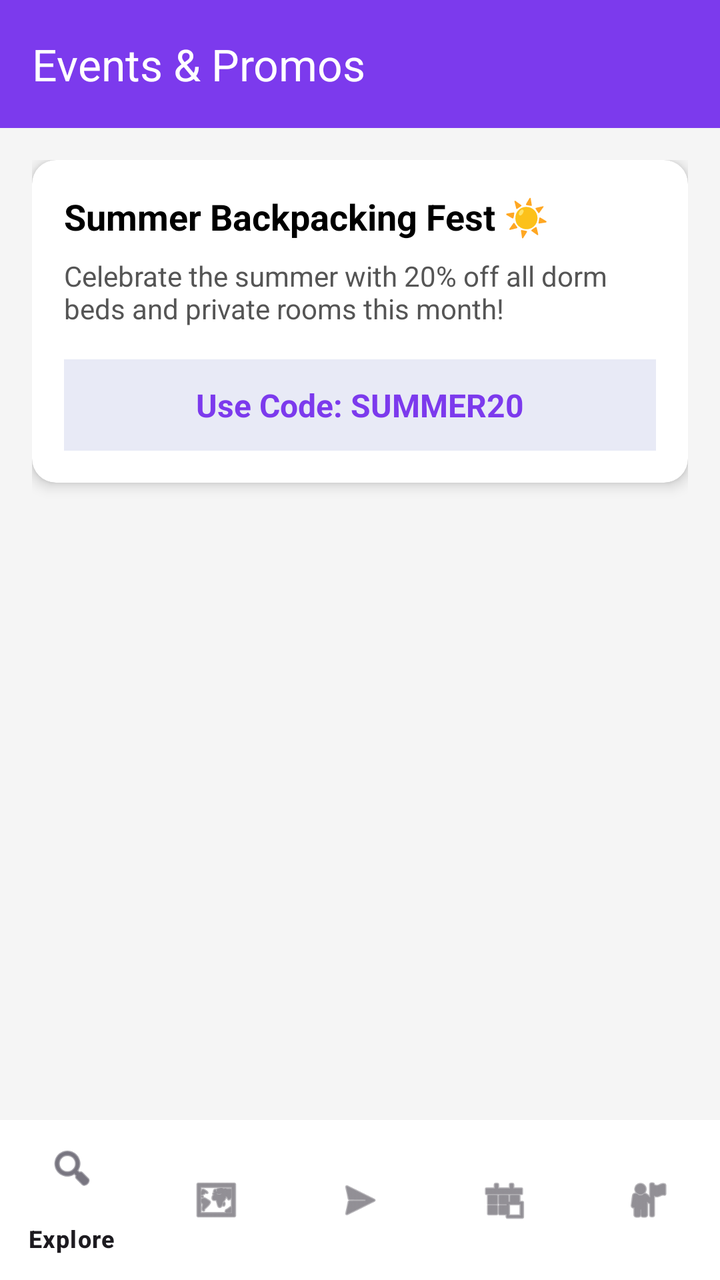
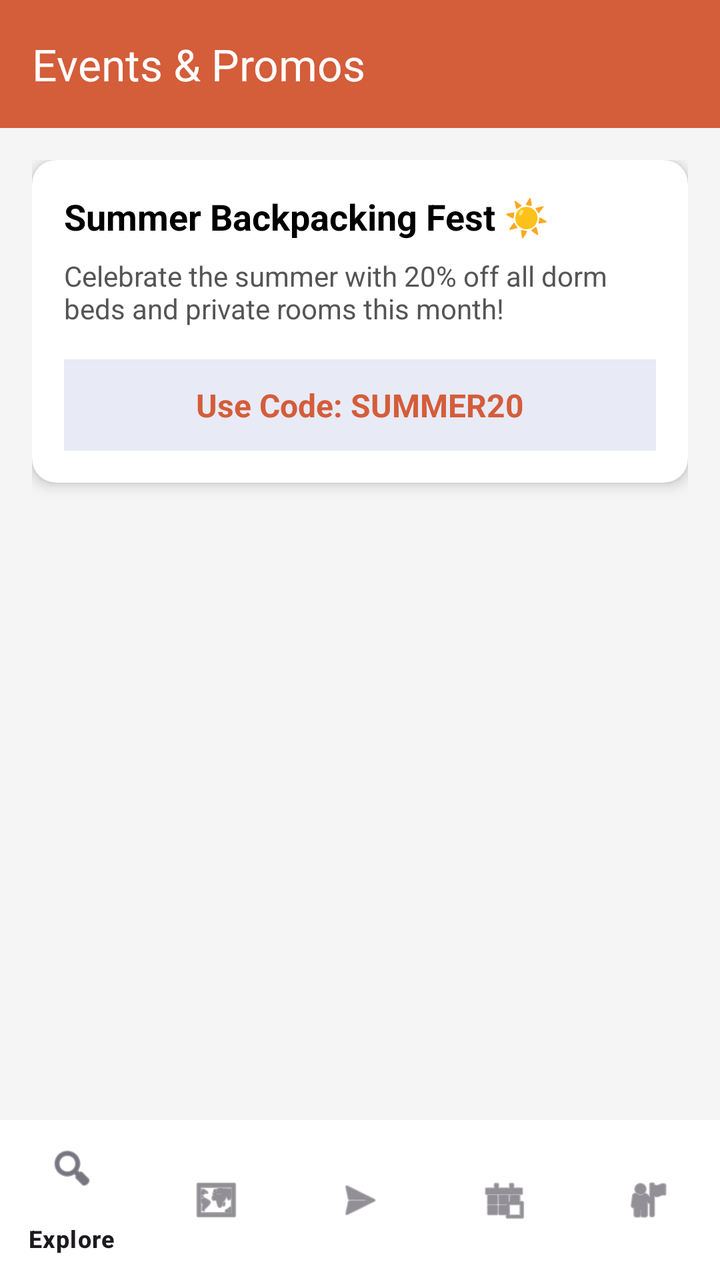

Two renders of the same Android screen: before a commit and after it. Below are the layout's source before the change and the commit's diff.
<!-- AndroidManifest.xml: application theme Theme.HostelWorld -->
<!-- res/layout/activity_events.xml -->
<?xml version="1.0" encoding="utf-8"?>
<RelativeLayout xmlns:android="http://schemas.android.com/apk/res/android"
    xmlns:app="http://schemas.android.com/apk/res-auto"
    android:layout_width="match_parent"
    android:layout_height="match_parent"
    android:background="#F5F5F5">

    <androidx.appcompat.widget.Toolbar
        android:id="@+id/toolbarEvents"
        android:layout_width="match_parent"
        android:layout_height="wrap_content"
        android:background="#7C3AED"
        app:title="Events &amp; Promos"
        app:titleTextColor="#FFFFFF" />

    <ScrollView
        android:layout_width="match_parent"
        android:layout_height="match_parent"
        android:layout_above="@id/bottomNavEvents"
        android:layout_below="@id/toolbarEvents"
        android:padding="16dp">

        <LinearLayout
            android:layout_width="match_parent"
            android:layout_height="wrap_content"
            android:orientation="vertical">

            <androidx.cardview.widget.CardView
                android:layout_width="match_parent"
                android:layout_height="wrap_content"
                android:layout_marginBottom="16dp"
                app:cardCornerRadius="12dp"
                app:cardElevation="4dp">

                <LinearLayout
                    android:layout_width="match_parent"
                    android:layout_height="wrap_content"
                    android:orientation="vertical"
                    android:padding="16dp">

                    <TextView
                        android:layout_width="wrap_content"
                        android:layout_height="wrap_content"
                        android:text="Summer Backpacking Fest ☀️"
                        android:textColor="#000000"
                        android:textSize="18sp"
                        android:textStyle="bold" />

                    <TextView
                        android:layout_width="wrap_content"
                        android:layout_height="wrap_content"
                        android:layout_marginTop="8dp"
                        android:text="Celebrate the summer with 20% off all dorm beds and private rooms this month!"
                        android:textColor="#555555" />

                    <TextView
                        android:layout_width="match_parent"
                        android:layout_height="wrap_content"
                        android:layout_marginTop="16dp"
                        android:background="#E8EAF6"
                        android:padding="12dp"
                        android:text="Use Code: SUMMER20"
                        android:textAlignment="center"
                        android:textColor="#7C3AED"
                        android:textSize="16sp"
                        android:textStyle="bold" />
                </LinearLayout>
            </androidx.cardview.widget.CardView>
        </LinearLayout>
    </ScrollView>

    <com.google.android.material.bottomnavigation.BottomNavigationView
        android:id="@+id/bottomNavEvents"
        android:layout_width="match_parent"
        android:layout_height="wrap_content"
        android:layout_alignParentBottom="true"
        android:background="#FFFFFF"
        app:menu="@menu/traveler_bottom_nav_menu" />

</RelativeLayout>
<!-- resources referenced by this layout -->
<resources>
  <style name="Theme.HostelWorld" parent="Base.Theme.HostelWorld" />
  <style name="Base.Theme.HostelWorld" parent="Theme.Material3.DayNight.NoActionBar">
          
          
      </style>
</resources>

<!-- the commit's change to res/layout/activity_events.xml (unified diff, before → after) -->
@@ -9,7 +9,7 @@
         android:id="@+id/toolbarEvents"
         android:layout_width="match_parent"
         android:layout_height="wrap_content"
-        android:background="#7C3AED"
+        android:background="#D45D3A"
         app:title="Events &amp; Promos"
         app:titleTextColor="#FFFFFF" />
 
@@ -61,7 +61,7 @@
                         android:padding="12dp"
                         android:text="Use Code: SUMMER20"
                         android:textAlignment="center"
-                        android:textColor="#7C3AED"
+                        android:textColor="#D45D3A"
                         android:textSize="16sp"
                         android:textStyle="bold" />
                 </LinearLayout>
